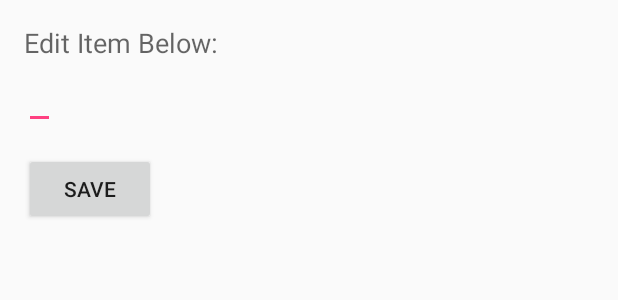
After one commit to davidqphan/ToDoApp, an Android app: the layout fragment_edit_item.xml on its own in the app's theme, with its tools: preview values and no code run, on a phone screen of 412 x 824 dp. The commit adds this screen. Shown: the top 300 px of the screen. Run offline under Robolectric (Android 15) with nearby library versions, the phone set to English and light mode, and no system bars.

Commit message:
resized DialogFragment, changed appearance of todo item for the ListView

```diff
--- /dev/null
+++ b/app/src/main/res/layout/fragment_edit_item.xml
@@ -0,0 +1,37 @@
+<?xml version="1.0" encoding="utf-8"?>
+<LinearLayout xmlns:android="http://schemas.android.com/apk/res/android"
+    android:id="@+id/editTodoItem"
+    android:layout_width="match_parent"
+    android:layout_height="match_parent"
+    android:orientation="vertical"
+    android:paddingBottom="@dimen/activity_vertical_margin"
+    android:paddingLeft="@dimen/activity_horizontal_margin"
+    android:paddingRight="@dimen/activity_horizontal_margin"
+    android:paddingTop="@dimen/activity_vertical_margin">
+
+    <TextView
+        android:id="@+id/tvEditItem"
+        android:layout_width="wrap_content"
+        android:layout_height="wrap_content"
+        android:layout_alignParentTop="true"
+        android:text="Edit Item Below:"
+        android:textAppearance="@style/TextAppearance.AppCompat.Medium" />
+
+    <EditText
+        android:id="@+id/etEditItem"
+        android:layout_width="wrap_content"
+        android:layout_height="wrap_content"
+        android:layout_below="@id/tvEditItem"
+        android:layout_marginBottom="@dimen/activity_vertical_margin"
+        android:imeOptions="actionNext"
+        android:inputType="text" />
+
+    <Button
+        android:id="@+id/btnEditItem"
+        android:layout_width="wrap_content"
+        android:layout_height="wrap_content"
+        android:layout_alignParentBottom="true"
+        android:layout_centerHorizontal="true"
+        android:text="Save" />
+
+</LinearLayout>
--- a/app/src/main/res/values/colors.xml
+++ b/app/src/main/res/values/colors.xml
@@ -3,4 +3,5 @@
     <color name="colorPrimary">#3F51B5</color>
     <color name="colorPrimaryDark">#303F9F</color>
     <color name="colorAccent">#FF4081</color>
+    <color name="colorDivider">#e5e9ea</color>
 </resources>
--- /dev/null
+++ b/app/src/main/res/values/dimens.xml
@@ -0,0 +1,5 @@
+<resources>
+    <!-- Default screen margins, per the Android Design guidelines. -->
+    <dimen name="activity_horizontal_margin">16dp</dimen>
+    <dimen name="activity_vertical_margin">16dp</dimen>
+</resources>
--- a/app/src/main/res/values/strings.xml
+++ b/app/src/main/res/values/strings.xml
@@ -6,4 +6,5 @@
     <string name="edit_text_view">Edit Item Below:</string>
     <string name="activity_todo">Simple Todo</string>
     <string name="activity_edit_item">Edit Item</string>
+    <string name="action_new">New</string>
 </resources>
```
Also changed, not shown: app/src/main/res/layout/activity_main.xml (+7 -25 lines), app/src/main/res/layout/item_todo.xml (+6 -2 lines).
